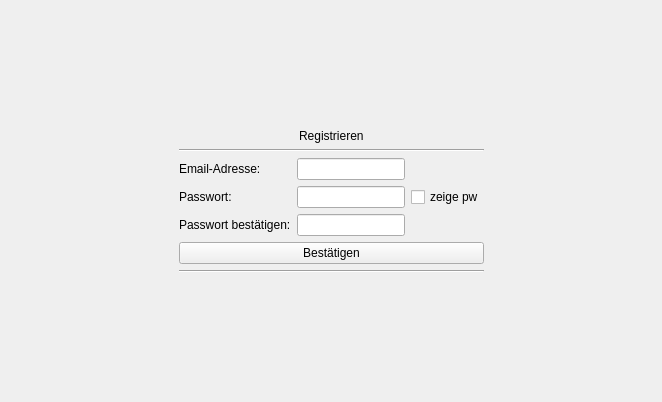
Old version of the form Facy-Client/frmaccount.ui in the repository Rompack853/Facy-Client.
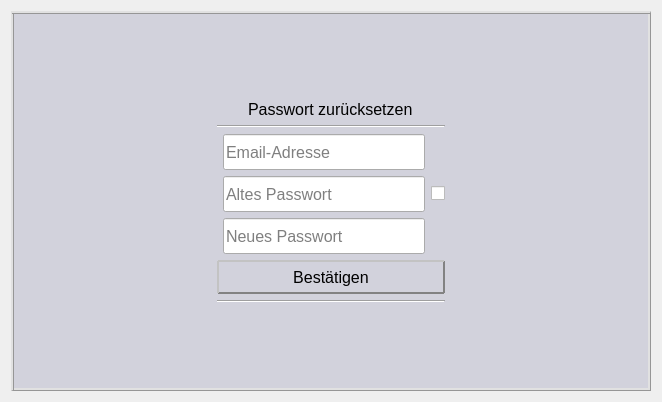
New version of the form. Icons and pictures are not drawn.

```diff
--- a/Facy-Client/frmaccount.ui
+++ b/Facy-Client/frmaccount.ui
@@ -16,9 +16,69 @@
   <property name="windowTitle">
    <string>Form</string>
   </property>
+  <property name="styleSheet">
+   <string notr="true">QWidget#FrmAccount *{
+	font-size: 16px;
+}
+QWidget#register1, #reset{
+	background-color: rgb(210, 210, 220);
+	border: 3px ridge rgb(150, 150, 150);
+}
+
+QLineEdit{
+	min-height: 30px;
+}
+
+QLineEdit#registerLeEmail, #registerLePassword1, #registerLePassword2, #resetLeEmail, #resetLePasswordOld, #resetLePasswordNew{
+	min-width: 200px;
+}
+
+QPushButton{
+	min-height: 30px;
+	border: 2px outset rgb(130, 130, 130);
+	border-radius: 1px;
+	background-color: 
+		qlineargradient(
+			spread:pad, x1:1, y1:0, x2:1, y2:1,
+			stop:0.5 rgba(240, 240, 240, 255),
+			stop:1 rgba(190, 190, 190, 255)
+		);
+}
+
+QPushButton::Hover{
+	border: 2px outset rgba(50, 50, 150, 200);
+	background-color: 
+		qlineargradient(
+			spread:pad, x1:1, y1:0, x2:1, y2:1,
+			stop:0.5 rgba(190, 190, 250, 255),
+			stop:1 rgba(140, 140, 200, 255)
+		);
+}
+
+QPushButton::Pressed{
+	border: 2px inset rgb(130, 130, 130);
+	border-radius: 1px;
+	background-color: 
+		qlineargradient(
+			spread:pad, x1:1, y1:0, x2:1, y2:1,
+			stop:0.5 rgba(240, 240, 240, 255),
+			stop:1 rgba(190, 190, 190, 255)
+		);
+}
+
+QCheckBox#registerCbShowPw::indicator:checked, #resetCbShowPw::indicator:checked{
+	image: url(:/Facy-Client/images/hide32x.png);
+}
+QCheckBox#registerCbShowPw::indicator:unchecked, #resetCbShowPw::indicator:unchecked{
+	image: url(:/Facy-Client/images/show32x.png);
+}</string>
+  </property>
   <layout class="QGridLayout" name="gridLayout_2">
    <item row="1" column="0">
     <widget class="QStackedWidget" name="accountWindow">
+     <property name="currentIndex">
+      <number>1</number>
+     </property>
      <widget class="QWidget" name="register1">
       <layout class="QGridLayout" name="gridLayout">
        <item row="2" column="1">
@@ -36,13 +96,6 @@
        </item>
        <item row="1" column="1">
         <layout class="QGridLayout" name="gridLayout_13">
-         <item row="3" column="0">
-          <widget class="QLabel" name="label_14">
-           <property name="text">
-            <string>Email-Adresse:</string>
-           </property>
-          </widget>
-         </item>
          <item row="2" column="0" colspan="3">
           <widget class="Line" name="line_9">
            <property name="orientation">
@@ -57,10 +110,10 @@
            </property>
           </widget>
          </item>
-         <item row="4" column="0">
-          <widget class="QLabel" name="label_15">
-           <property name="text">
-            <string>Passwort:</string>
+         <item row="3" column="1">
+          <widget class="QLineEdit" name="registerLeEmail">
+           <property name="placeholderText">
+            <string>Email-Adresse</string>
            </property>
           </widget>
          </item>
@@ -72,6 +125,9 @@
            <property name="echoMode">
             <enum>QLineEdit::Password</enum>
            </property>
+           <property name="placeholderText">
+            <string>Passwort</string>
+           </property>
           </widget>
          </item>
          <item row="7" column="0" colspan="3">
@@ -88,24 +144,20 @@
            </property>
           </widget>
          </item>
-         <item row="5" column="0">
-          <widget class="QLabel" name="label">
-           <property name="text">
-            <string>Passwort bestätigen:</string>
-           </property>
-          </widget>
-         </item>
          <item row="5" column="1">
           <widget class="QLineEdit" name="registerLePassword2">
            <property name="echoMode">
             <enum>QLineEdit::Password</enum>
            </property>
+           <property name="placeholderText">
+            <string>Passwort bestätigen</string>
+           </property>
           </widget>
          </item>
          <item row="4" column="2">
           <widget class="QCheckBox" name="registerClbShowPw">
            <property name="text">
-            <string>zeige pw</string>
+            <string/>
            </property>
           </widget>
          </item>
@@ -152,7 +204,128 @@
        </item>
       </layout>
      </widget>
-     <widget class="QWidget" name="page2"/>
+     <widget class="QWidget" name="reset">
+      <layout class="QGridLayout" name="gridLayout_3">
+       <item row="1" column="0">
+        <spacer name="horizontalSpacer_3">
+         <property name="orientation">
+          <enum>Qt::Horizontal</enum>
+         </property>
+         <property name="sizeHint" stdset="0">
+          <size>
+           <width>166</width>
+           <height>20</height>
+          </size>
+         </property>
+        </spacer>
+       </item>
+       <item row="1" column="1" colspan="2">
+        <layout class="QGridLayout" name="gridLayout_14">
+         <item row="2" column="0" colspan="3">
+          <widget class="Line" name="line_10">
+           <property name="orientation">
+            <enum>Qt::Horizontal</enum>
+           </property>
+          </widget>
+         </item>
+         <item row="1" column="0" colspan="3" alignment="Qt::AlignHCenter">
+          <widget class="QLabel" name="label_17">
+           <property name="text">
+            <string>Passwort zurücksetzen</string>
+           </property>
+          </widget>
+         </item>
+         <item row="3" column="1">
+          <widget class="QLineEdit" name="resetLeEmail">
+           <property name="placeholderText">
+            <string>Email-Adresse</string>
+           </property>
+          </widget>
+         </item>
+         <item row="4" column="1">
+          <widget class="QLineEdit" name="resetLePasswordOld">
+           <property name="echoMode">
+            <enum>QLineEdit::Password</enum>
+           </property>
+           <property name="placeholderText">
+            <string>Altes Passwort</string>
+           </property>
+          </widget>
+         </item>
+         <item row="7" column="0" colspan="3">
+          <widget class="Line" name="line_11">
+           <property name="orientation">
+            <enum>Qt::Horizontal</enum>
+           </property>
+          </widget>
+         </item>
+         <item row="6" column="0" colspan="3">
+          <widget class="QPushButton" name="resetBtnPassword">
+           <property name="text">
+            <string>Bestätigen</string>
+           </property>
+          </widget>
+         </item>
+         <item row="5" column="1">
+          <widget class="QLineEdit" name="resetLePasswordNew">
+           <property name="echoMode">
+            <enum>QLineEdit::Password</enum>
+           </property>
+           <property name="placeholderText">
+            <string>Neues Passwort</string>
+           </property>
+          </widget>
+         </item>
+         <item row="4" column="2">
+          <widget class="QCheckBox" name="resetCbShowPw">
+           <property name="text">
+            <string/>
+           </property>
+          </widget>
+         </item>
+        </layout>
+       </item>
+       <item row="1" column="3">
+        <spacer name="horizontalSpacer_4">
+         <property name="orientation">
+          <enum>Qt::Horizontal</enum>
+         </property>
+         <property name="sizeHint" stdset="0">
+          <size>
+           <width>166</width>
+           <height>20</height>
+          </size>
+         </property>
+        </spacer>
+       </item>
+       <item row="2" column="1" colspan="2">
+        <spacer name="verticalSpacer_3">
+         <property name="orientation">
+          <enum>Qt::Vertical</enum>
+         </property>
+         <property name="sizeHint" stdset="0">
+          <size>
+           <width>20</width>
+           <height>73</height>
+          </size>
+         </property>
+        </spacer>
+       </item>
+       <item row="0" column="1" colspan="2">
+        <spacer name="verticalSpacer_4">
+         <property name="orientation">
+          <enum>Qt::Vertical</enum>
+         </property>
+         <property name="sizeHint" stdset="0">
+          <size>
+           <width>20</width>
+           <height>79</height>
+          </size>
+         </property>
+        </spacer>
+       </item>
+      </layout>
+     </widget>
     </widget>
    </item>
   </layout>
```
Left out of the diff: 5 changed lines with no effect on the pictures.
